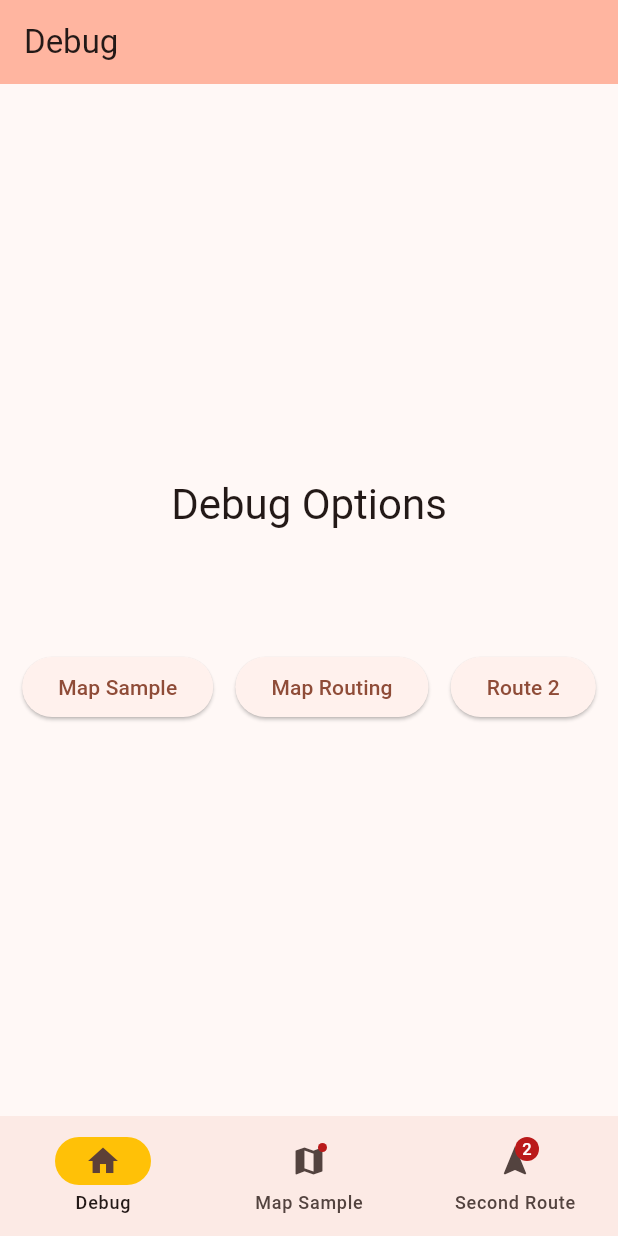
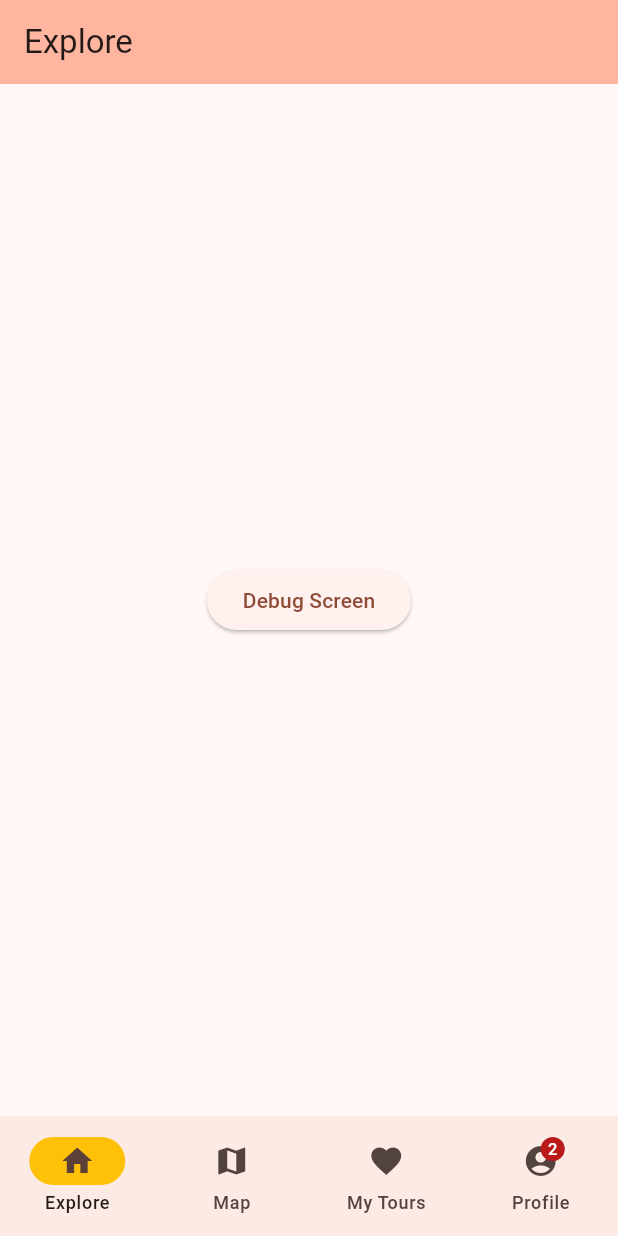
Before and after one commit to Robert01101101/tourguide_app, a Flutter app: the screen it shows after launch, on a phone screen of 412 x 824 dp. Run offline on Flutter 3.47's test engine with Material 3 defaults, Android fonts, the phone set to English and light mode, and no system bars; our stand-ins replace geolocator, google_maps_flutter; missing offline and left inert: google_map_polyline_new.

Commit message:
Added main pages

```diff
--- /dev/null
+++ b/lib/explore.dart
@@ -0,0 +1,27 @@
+import 'package:tourguide_app/debugScreen.dart';
+import 'package:tourguide_app/utilities/custom_import.dart';
+
+class Explore extends StatelessWidget {
+  const Explore({super.key});
+
+  @override
+  Widget build(BuildContext context) {
+    return Scaffold(
+      appBar: AppBar(
+        backgroundColor: Theme.of(context).colorScheme.inversePrimary,
+        title: const Text('Explore'),
+      ),
+      body: Center(
+          child: ElevatedButton(
+            onPressed: () {
+              Navigator.push(
+                context,
+                MaterialPageRoute(builder: (context) => const DebugScreen()),
+              );
+            },
+            child: const Text('Debug Screen'),
+          ),
+      ),
+    );
+  }
+}
--- a/lib/main.dart
+++ b/lib/main.dart
@@ -72,19 +72,23 @@ class _MyHomePageState extends State<MyHomePage> {
         destinations: const <Widget>[
           NavigationDestination(
             selectedIcon: Icon(Icons.home),
-            icon: Icon(Icons.developer_mode),
-            label: 'Debug',
+            icon: Icon(Icons.explore),
+            label: 'Explore',
           ),
           NavigationDestination(
-            icon: Badge(child: Icon(Icons.map)),
-            label: 'Map Sample',
+            icon: Icon(Icons.map),
+            label: 'Map',
+          ),
+          NavigationDestination(
+            icon: Icon(Icons.favorite),
+            label: 'My Tours',
           ),
           NavigationDestination(
             icon: Badge(
               label: Text('2'),
-              child: Icon(Icons.navigation),
+              child: Icon(Icons.account_circle),
             ),
-            label: 'Second Route',
+            label: 'Profile',
           ),
         ],
       ),
@@ -93,9 +97,10 @@ class _MyHomePageState extends State<MyHomePage> {
 
       body:
         <Widget>[
-          DebugScreen(),
-          MapSample(),
-          SecondRoute()
+          Explore(),
+          Map(),
+          MyTours(),
+          Profile()
         ][currentPageIndex],
     );
   }
--- /dev/null
+++ b/lib/profile.dart
@@ -0,0 +1,18 @@
+import 'package:tourguide_app/utilities/custom_import.dart';
+
+class Profile extends StatelessWidget {
+  const Profile({super.key});
+
+  @override
+  Widget build(BuildContext context) {
+    return Scaffold(
+      appBar: AppBar(
+        backgroundColor: Theme.of(context).colorScheme.inversePrimary,
+        title: const Text('Profile'),
+      ),
+      body: Center(
+          child: Text("Test")
+      ),
+    );
+  }
+}
--- a/lib/utilities/custom_import.dart
+++ b/lib/utilities/custom_import.dart
@@ -2,3 +2,8 @@ export 'package:flutter/material.dart';
 export 'package:tourguide_app/googleMapsSample.dart';
 export 'package:tourguide_app/googleMapsSampleDrawRoute.dart';
 export 'package:tourguide_app/secondScreenTest.dart';
+
+export 'package:tourguide_app/explore.dart';
+export 'package:tourguide_app/map.dart';
+export 'package:tourguide_app/myTours.dart';
+export 'package:tourguide_app/profile.dart';
```
Also changed, not shown: lib/map.dart (added, +18 -0 lines), lib/myTours.dart (added, +18 -0 lines).
